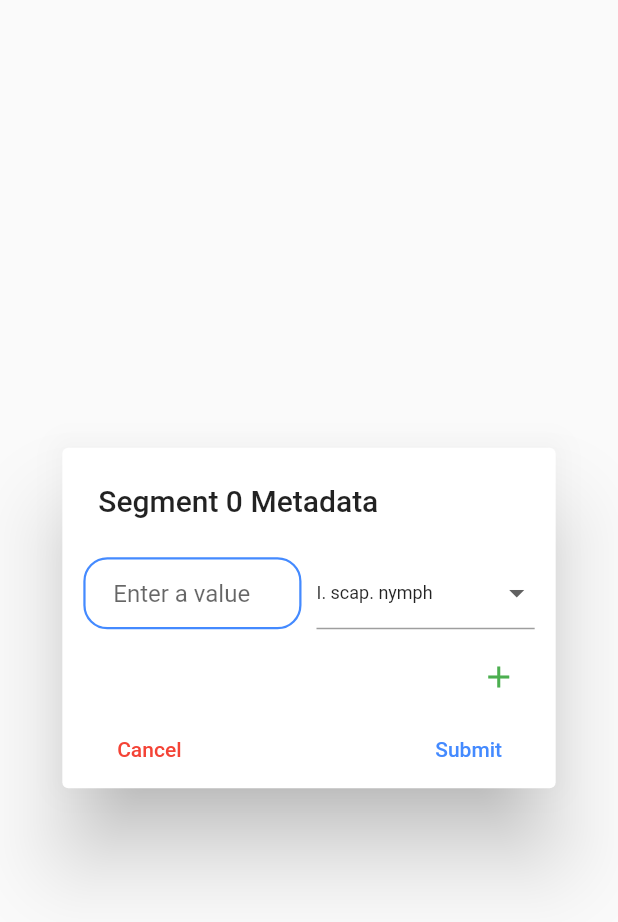
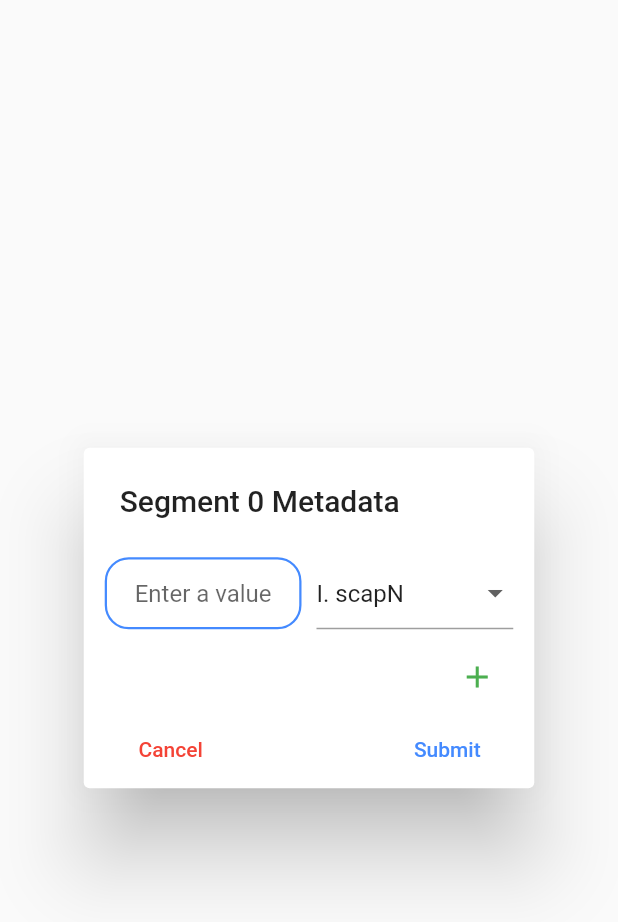
Before and after one commit to adamcantor22/Tick-mon, a Flutter app: the HelperText widget shown alone on an empty page, opened directly with empty values, on a phone screen of 412 x 824 dp. Shown: the top 922 px of the screen. Run offline on Flutter 3.47's test engine with Material 2 defaults, Android fonts, the phone set to English and light mode, and no system bars; our stand-ins replace audioplayers, cloud_firestore, date_format, firebase_auth, firebase_storage, flutter_map and 6 more; missing offline and left inert: gpx; accounts and stored records are empty.

Commit message:
All tick types are updated via mid drag data entrance

```diff
--- a/tick_tok_bio/lib/helper.dart
+++ b/tick_tok_bio/lib/helper.dart
@@ -68,13 +68,13 @@ class _HelperTextState extends State<HelperText> {
   List<DropdownButtonFormField<String>> dropForms;
   final formKey = GlobalKey<FormState>();
   List<String> dropdownItems = [
-    'I. scap. nymph',
-    'I. scap. adult male',
-    'I. scap. adult female',
-    'A. amer. (Lone Star)',
-    'D. vari. (American dog)',
-    'H. long. (Longhorned)',
-    'lxodes spp (other)',
+    'I. scapN',
+    'I. scapAM',
+    'I. scapAF',
+    'A. amer',
+    'D. vari',
+    'H. long',
+    'lxodes spp',
   ];
 
   _HelperTextState(int segment, BuildContext cont) {
@@ -93,7 +93,7 @@ class _HelperTextState extends State<HelperText> {
         value: value,
         child: Text(
           value,
-          style: TextStyle(fontSize: 12.0),
+          style: TextStyle(fontSize: 16.0),
         ),
       );
     }).toList();
```
Also changed, not shown: tick_tok_bio/lib/gps_tracking.dart (+7 -0 lines), tick_tok_bio/lib/metadata_page.dart (+42 -13 lines).
